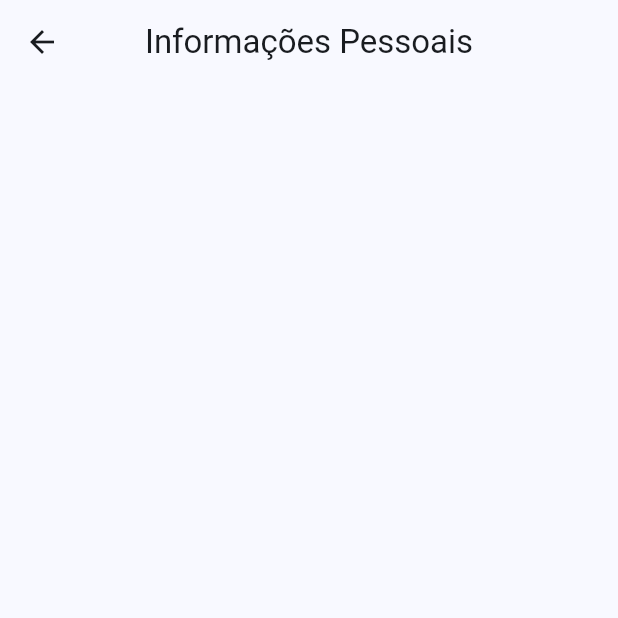
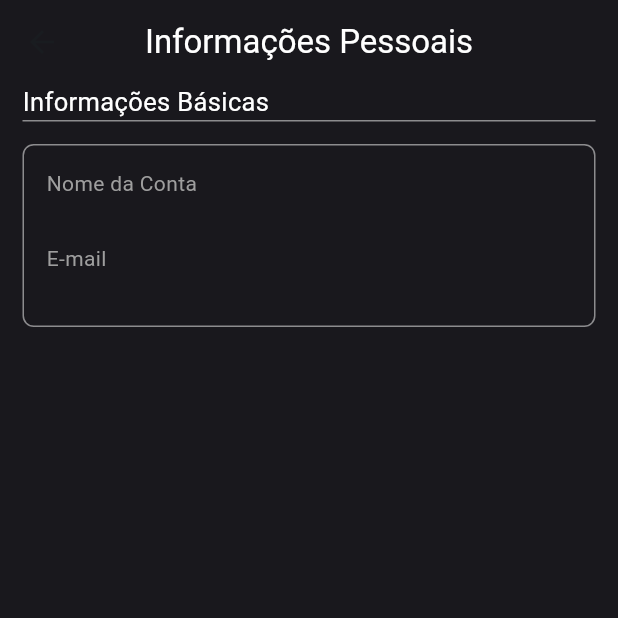
Before and after one commit to jurai-git/jurai-mobile, a Flutter app: the PersonalInformation screen opened directly, on a phone screen of 412 x 824 dp, the top half of it. Run offline on Flutter 3.47's test engine with Material 3 defaults, Android fonts, the phone set to English and light mode, and no system bars; our stand-ins replace carousel_slider, either_dart, file_picker, flutter_riverpod, flutter_secure_storage, riverpod_annotation and 1 more; accounts and stored records are empty; generated files the repository leaves out were written again; Roboto replaces fonts that are missing (MPLUSRounded1c).

Commit message:
add: basic informations section

```diff
--- a/lib/features/home/view/pages/personal_information.dart
+++ b/lib/features/home/view/pages/personal_information.dart
@@ -1,29 +1,74 @@
 import 'package:flutter/cupertino.dart';
 import 'package:flutter/material.dart';
+import 'package:flutter_riverpod/flutter_riverpod.dart';
+import 'package:jurai/features/home/providers/advogado_provider.dart';
 
-class PersonalInformation extends StatefulWidget {
+class PersonalInformation extends ConsumerStatefulWidget {
   const PersonalInformation({super.key});
 
   @override
-  State<PersonalInformation> createState() => _PersonalInformationState();
+  ConsumerState<PersonalInformation> createState() =>
+      _PersonalInformationState();
 }
 
-class _PersonalInformationState extends State<PersonalInformation> {
+class _PersonalInformationState extends ConsumerState<PersonalInformation> {
   @override
   Widget build(BuildContext context) {
+    final _currentAdvogado = ref.watch(advogadoProvider);
     return Container(
       color: Color.fromRGBO(25, 24, 29, 1),
       child: Scaffold(
-        appBar: AppBar(
-          title: Text("Informações Pessoais"),
-          centerTitle: true
-        ),
-        body: Center(
-          child: Column(
-            children: [
-
-            ],
-          ),
+        appBar: AppBar(title: Text("Informações Pessoais", style: TextStyle(color: Colors.white)), centerTitle: true, backgroundColor: Colors.transparent),
+        backgroundColor: Colors.transparent,
+        body: Column(
+          children: [
+            Container(
+              decoration: BoxDecoration(
+                border: Border(
+                  bottom: BorderSide(
+                    color: const Color.fromRGBO(255, 255, 255, 0.5),
+                    width: 1,
+                  ),
+                ),
+              ),
+              margin: EdgeInsets.symmetric(horizontal: 15),
+              child: Row(
+                children: [
+                  Text(
+                    "Informações Básicas",
+                    style: TextStyle(color: Colors.white, fontSize: 17),
+                  ),
+                ],
+              ),
+            ),
+            Container(
+              alignment: Alignment.centerLeft,
+              padding: EdgeInsets.all(15),
+              margin: EdgeInsets.symmetric(horizontal: 15, vertical: 15),
+              decoration: BoxDecoration(
+                border: Border.all(color: const Color.fromRGBO(255, 255, 255, 0.5), width: 1),
+                borderRadius: BorderRadius.circular(7.5),
+              ),
+              child: Column(
+                crossAxisAlignment: CrossAxisAlignment.start,
+                children: [
+                  Text("Nome da Conta", style: TextStyle(color: Colors.grey)),
+                  Padding(
+                    padding: EdgeInsets.only(bottom: 10),
+                    child: Text(
+                      _currentAdvogado?.username ?? '',
+                      style: TextStyle(color: Colors.white),
+                    ),
+                  ),
+                  Text("E-mail", style: TextStyle(color: Colors.grey)),
+                  Text(
+                    _currentAdvogado?.email ?? '',
+                    style: TextStyle(color: Colors.white),
+                  ),
+                ],
+              ),
+            ),
+          ],
         ),
       ),
     );
```
